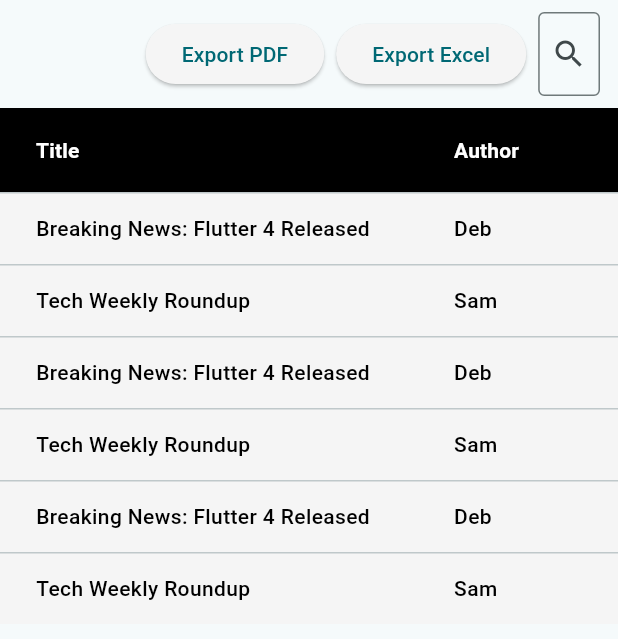
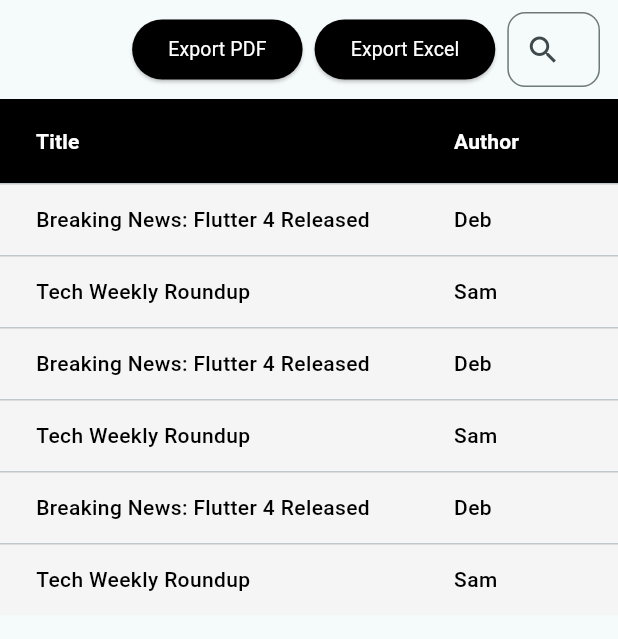
Before and after one commit to DebdaruDG/NewsForg, a Flutter app: the GenericDataTable widget shown alone on an empty page, opened directly, on a phone screen of 412 x 824 dp. Shown: the top 639 px of the screen. Run offline on Flutter 3.47's test engine with Material 3 defaults, Android fonts, the phone set to English and light mode, and no system bars; our stand-ins replace go_router.

Commit message:
Data Table Styling enhanced

```diff
--- a/B2B Portal/lib/utils/widgets/data_table.dart
+++ b/B2B Portal/lib/utils/widgets/data_table.dart
@@ -84,22 +84,29 @@ class _GenericDataTableState<T> extends State<GenericDataTable<T>> {
                           (Set<WidgetState> states) {
                             if (states.contains(WidgetState.pressed)) {
                               return DashboardColors
-                                  .canvasBackground; // Color when pressed
+                                  .primaryBlack; // Color when pressed
                             }
                             if (states.contains(WidgetState.disabled)) {
                               return DashboardColors
-                                  .lightGrey; // Color when disabled
+                                  .primaryBlack; // Color when disabled
                             }
                             if (states.contains(WidgetState.hovered)) {
                               return DashboardColors
-                                  .canvasBackground; // Color when hovered
+                                  .primaryBlack; // Color when hovered
                             }
                             return DashboardColors
-                                .cardBackground; // Default color
+                                .primaryBlack; // Default color
                           },
                         ),
                       ),
-                      child: const Text('Export PDF'),
+                      child: const Text(
+                        'Export PDF',
+                        style: TextStyle(
+                          color: DashboardColors.primaryWhite,
+                          fontWeight: FontWeight.normal,
+                          fontSize: 13,
+                        ),
+                      ),
                     ),
                     const SizedBox(width: 8),
                     ElevatedButton(
@@ -109,33 +116,47 @@ class _GenericDataTableState<T> extends State<GenericDataTable<T>> {
                           (Set<WidgetState> states) {
                             if (states.contains(WidgetState.pressed)) {
                               return DashboardColors
-                                  .canvasBackground; // Color when pressed
+                                  .primaryBlack; // Color when pressed
                             }
                             if (states.contains(WidgetState.disabled)) {
                               return DashboardColors
-                                  .lightGrey; // Color when disabled
+                                  .primaryBlack; // Color when disabled
                             }
                             if (states.contains(WidgetState.hovered)) {
                               return DashboardColors
-                                  .canvasBackground; // Color when hovered
+                                  .primaryBlack; // Color when hovered
                             }
                             return DashboardColors
-                                .cardBackground; // Default color
+                                .primaryBlack; // Default color
                           },
                         ),
                       ),
-                      child: const Text('Export Excel'),
+                      child: const Text(
+                        'Export Excel',
+                        style: TextStyle(
+                          color: DashboardColors.primaryWhite,
+                          fontWeight: FontWeight.normal,
+                          fontSize: 13,
+                        ),
+                      ),
                     ),
                     const SizedBox(width: 8),
                   ],
                 ),
               SizedBox(
-                width: MediaQuery.of(context).size.width * 0.1,
+                width: MediaQuery.of(context).size.width * 0.15,
+                height: 50,
                 child: TextField(
                   decoration: const InputDecoration(
                     hintText: 'Search...',
                     prefixIcon: Icon(Icons.search),
-                    border: OutlineInputBorder(),
+                    border: OutlineInputBorder(
+                      borderRadius: BorderRadius.all(Radius.circular(12)),
+                      borderSide: BorderSide(
+                        color: DashboardColors.mediumGrey,
+                        width: 0.6,
+                      ),
+                    ),
                   ),
                   onChanged: (value) {
                     setState(() {
@@ -180,7 +201,8 @@ class _GenericDataTableState<T> extends State<GenericDataTable<T>> {
                     'Actions',
                     style: DashboardTextStyles.primaryText500.copyWith(
                       fontSize: 14,
-                      color: DashboardColors.mediumGrey,
+                      color: DashboardColors.primaryWhite,
+                      fontWeight: FontWeight.bold,
                     ),
                   ),
                 ),
```
